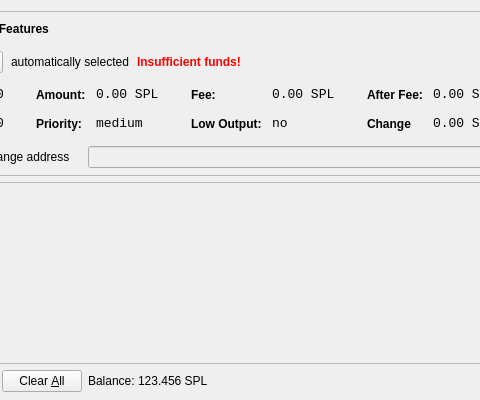
First picture: the form in src/qt/forms/sendcoinsdialog.ui, repository SimplicityDev2018/Simplicity, before the edit; both pictures show x 99 to 579 and y 0 to 400 of the 850 by 400 pixel window.
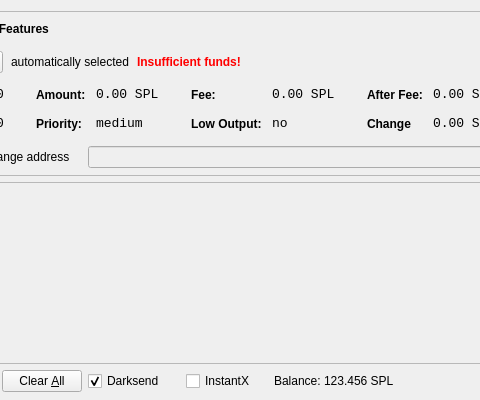
Second picture: the form after the edit. Icons and pictures are not drawn.

```diff
--- a/src/qt/forms/sendcoinsdialog.ui
+++ b/src/qt/forms/sendcoinsdialog.ui
@@ -699,6 +699,38 @@
        <property name="spacing">
         <number>3</number>
        </property>
+        <item>
+        <widget class="QCheckBox" name="checkUseDarksend">
+         <property name="minimumSize">
+          <size>
+           <width>95</width>
+           <height>0</height>
+          </size>
+         </property>
+         <property name="text">
+          <string>Darksend</string>
+         </property>
+         <property name="checked">
+          <bool>true</bool>
+         </property>
+        </widget>
+       </item>
+       <item>
+        <widget class="QCheckBox" name="checkInstantX">
+         <property name="enabled">
+          <bool>true</bool>
+         </property>
+         <property name="minimumSize">
+          <size>
+           <width>85</width>
+           <height>0</height>
+          </size>
+         </property>
+         <property name="text">
+          <string>InstantX</string>
+         </property>
+        </widget>
+       </item>
        <item>
         <widget class="QLabel" name="label">
          <property name="sizePolicy">
```
